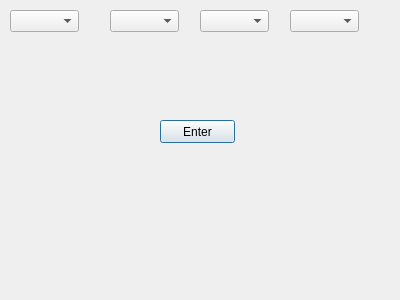
First picture: the form in dialog.ui, repository Ajamle/energy-saving-calculator, before the edit.
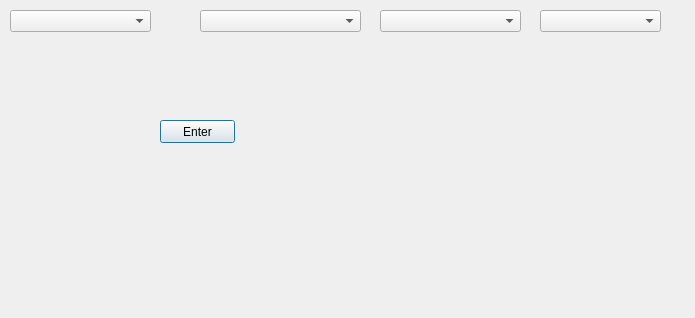
Second picture: the form after the edit.

Patch:
```diff
--- a/dialog.ui
+++ b/dialog.ui
@@ -6,8 +6,8 @@
    <rect>
     <x>0</x>
     <y>0</y>
-    <width>400</width>
-    <height>300</height>
+    <width>695</width>
+    <height>318</height>
    </rect>
   </property>
   <property name="windowTitle">
@@ -18,7 +18,7 @@
     <rect>
      <x>10</x>
      <y>10</y>
-     <width>69</width>
+     <width>141</width>
      <height>22</height>
     </rect>
    </property>
@@ -26,9 +26,9 @@
   <widget class="QComboBox" name="comboBox_2">
    <property name="geometry">
     <rect>
-     <x>110</x>
+     <x>200</x>
      <y>10</y>
-     <width>69</width>
+     <width>161</width>
      <height>22</height>
     </rect>
    </property>
@@ -36,9 +36,9 @@
   <widget class="QComboBox" name="comboBox_4">
    <property name="geometry">
     <rect>
-     <x>290</x>
+     <x>380</x>
      <y>10</y>
-     <width>69</width>
+     <width>141</width>
      <height>22</height>
     </rect>
    </property>
@@ -59,9 +59,9 @@
   <widget class="QComboBox" name="comboBox_3">
    <property name="geometry">
     <rect>
-     <x>200</x>
+     <x>540</x>
      <y>10</y>
-     <width>69</width>
+     <width>121</width>
      <height>22</height>
     </rect>
    </property>
```
